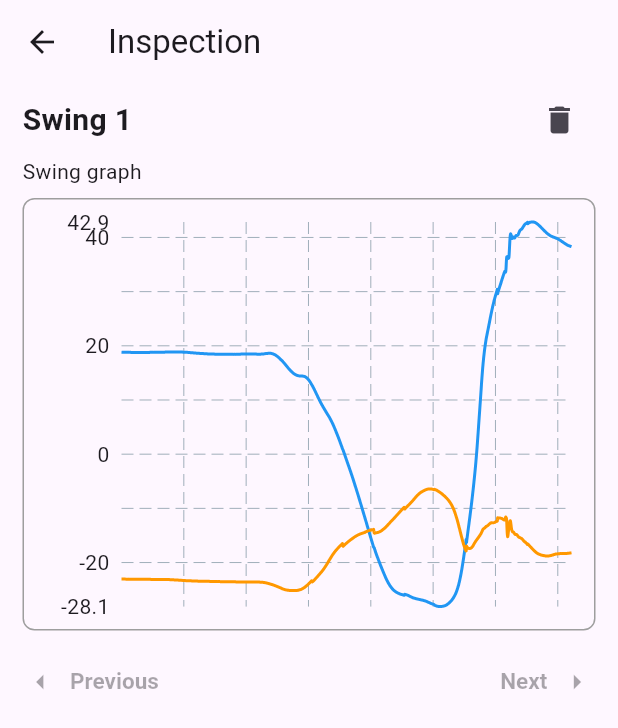
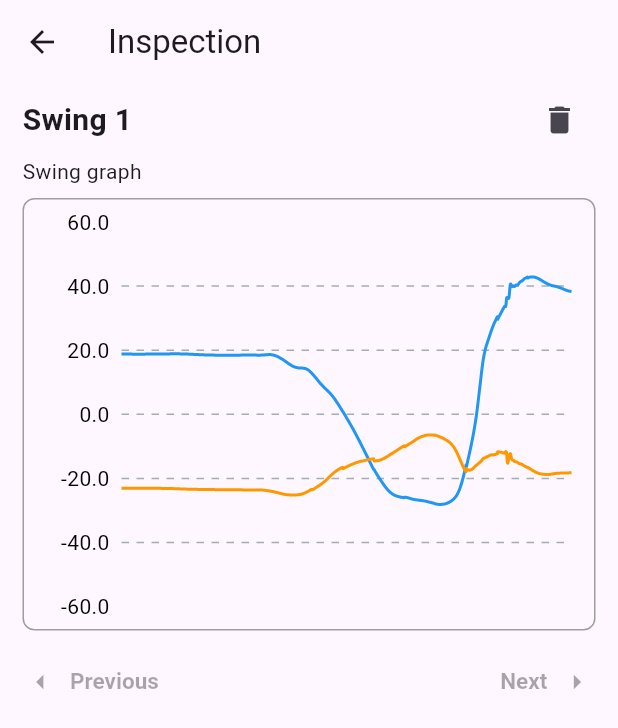
Before and after one commit to dac0n/hackmotion_test_assignment, a Flutter app: the screen it shows after launch, after a tap on an icon or button, on a phone screen of 412 x 824 dp. Shown: the top 728 px of the screen. Run offline on Flutter 3.47's test engine with Material 3 defaults, Android fonts, the phone set to English and light mode, and no system bars; drawn by our look-alikes of fl_chart; our stand-ins replace flutter_bloc; project files that could hold a hidden picture were left out.

Commit message:
improved code readability and chart styling

```diff
--- a/lib/widgets/swing_chart.dart
+++ b/lib/widgets/swing_chart.dart
@@ -7,45 +7,113 @@ class SwingChart extends StatelessWidget {
 
   const SwingChart({Key? key, required this.swing}) : super(key: key);
 
+  static const double linesStepAmount = 20;
+  static const double reservedSize = 50;
+
   @override
   Widget build(BuildContext context) {
+    final allValues = _getAllValues(swing);
+    final boundary = _calculateBoundary(allValues);
+
     return LineChart(
       LineChartData(
-        gridData: const FlGridData(show: true),
-        titlesData: const FlTitlesData(
-          leftTitles: AxisTitles(
-              sideTitles:
-                  SideTitles(showTitles: true, reservedSize: 50, interval: 20)),
-          rightTitles: AxisTitles(sideTitles: SideTitles(showTitles: false)),
-          topTitles: AxisTitles(sideTitles: SideTitles(showTitles: false)),
-          bottomTitles: AxisTitles(sideTitles: SideTitles(showTitles: false)),
-        ),
+        minY: -boundary,
+        maxY: boundary,
+        gridData: _buildGridData(),
+        titlesData: _buildTitlesData(),
         borderData: FlBorderData(show: false),
-        lineBarsData: [
-          LineChartBarData(
-            spots: swing.parameters.HFA_crWrFlexEx.values
-                .asMap()
-                .entries
-                .map((e) => FlSpot(e.key.toDouble(), e.value))
-                .toList(),
-            isCurved: true,
-            color: Colors.blue,
-            barWidth: 2,
-            dotData: const FlDotData(show: false), // Hide dots
-          ),
-          LineChartBarData(
-            spots: swing.parameters.HFA_crWrRadUln.values
-                .asMap()
-                .entries
-                .map((e) => FlSpot(e.key.toDouble(), e.value))
-                .toList(),
-            isCurved: true,
-            color: Colors.orange,
-            barWidth: 2,
-            dotData: const FlDotData(show: false), // Hide dots
-          ),
-        ],
+        lineBarsData: _buildLineBarsData(),
       ),
     );
   }
+
+  List<double> _getAllValues(Swing swing) {
+    return [
+      ...swing.parameters.HFA_crWrFlexEx.values,
+      ...swing.parameters.HFA_crWrRadUln.values
+    ];
+  }
+
+  double _calculateBoundary(List<double> allValues) {
+    final maxValue = allValues.fold<double>(0, (prev, element) {
+      return element.abs() > prev.abs() ? element.abs() : prev.abs();
+    });
+    return (maxValue / linesStepAmount).ceil() * linesStepAmount;
+  }
+
+  FlGridData _buildGridData() {
+    return FlGridData(
+      show: true,
+      drawHorizontalLine: true,
+      drawVerticalLine: false,
+      getDrawingHorizontalLine: (value) {
+        return const FlLine(
+          color: Color.fromARGB(255, 165, 172, 179),
+          strokeWidth: 1,
+          dashArray: [5, 5],
+        );
+      },
+      horizontalInterval: linesStepAmount,
+    );
+  }
+
+  FlTitlesData _buildTitlesData() {
+    return FlTitlesData(
+      leftTitles: AxisTitles(
+        sideTitles: SideTitles(
+          showTitles: true,
+          reservedSize: reservedSize,
+          interval: linesStepAmount,
+          getTitlesWidget: _getTitleWidget,
+        ),
+      ),
+      rightTitles: const AxisTitles(sideTitles: SideTitles(showTitles: false)),
+      topTitles: const AxisTitles(sideTitles: SideTitles(showTitles: false)),
+      bottomTitles: const AxisTitles(sideTitles: SideTitles(showTitles: false)),
+    );
+  }
+
+  Widget _getTitleWidget(double value, TitleMeta meta) {
+    return Container(
+      alignment: Alignment.centerRight,
+      child: Padding(
+        padding: const EdgeInsets.only(right: 8),
+        child: Text(
+          value.toString(),
+          style: const TextStyle(
+            color: Color.fromARGB(255, 0, 0, 0),
+            fontWeight: FontWeight.normal,
+            fontSize: 14,
+          ),
+        ),
+      ),
+    );
+  }
+
+  List<LineChartBarData> _buildLineBarsData() {
+    return [
+      LineChartBarData(
+        spots: _convertToSpots(swing.parameters.HFA_crWrFlexEx.values),
+        isCurved: true,
+        color: Colors.blue,
+        barWidth: 2,
+        dotData: const FlDotData(show: false),
+      ),
+      LineChartBarData(
+        spots: _convertToSpots(swing.parameters.HFA_crWrRadUln.values),
+        isCurved: true,
+        color: Colors.orange,
+        barWidth: 2,
+        dotData: const FlDotData(show: false),
+      ),
+    ];
+  }
+
+  List<FlSpot> _convertToSpots(List<double> values) {
+    return values
+        .asMap()
+        .entries
+        .map((e) => FlSpot(e.key.toDouble(), e.value))
+        .toList();
+  }
 }
--- a/lib/widgets/swing_list_item.dart
+++ b/lib/widgets/swing_list_item.dart
@@ -1,5 +1,5 @@
 import 'package:flutter/material.dart';
-import '../models/swing_model.dart';
+import 'package:my_golf_app/models/swing_model.dart';
 
 class SwingItem extends StatelessWidget {
   final int index;
```
